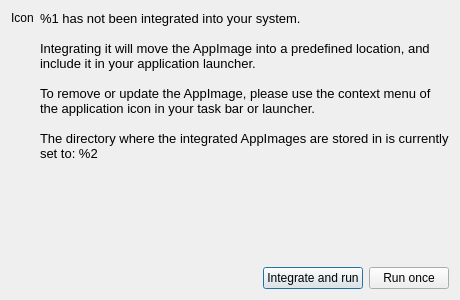
Above: src/ui/integration_dialog.ui from TheAssassin/AppImageLauncher before the change. Below: the same form after it.
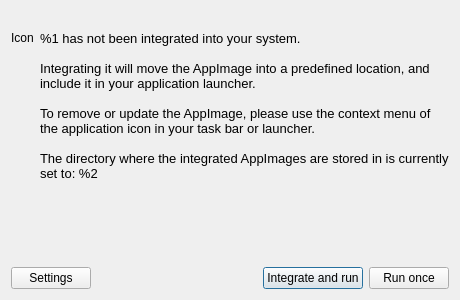
That is the form after the change.

Commit message: add "Settings" option in integration screen

Diff of the .ui file:
```diff
--- a/src/ui/integration_dialog.ui
+++ b/src/ui/integration_dialog.ui
@@ -29,6 +29,23 @@
    <bool>true</bool>
   </property>
   <layout class="QVBoxLayout" name="verticalLayout">
+   <item>
+    <layout class="QHBoxLayout" name="horizontalLayout_3">
+     <item>
+      <spacer name="horizontalSpacer_2">
+       <property name="orientation">
+        <enum>Qt::Horizontal</enum>
+       </property>
+       <property name="sizeHint" stdset="0">
+        <size>
+         <width>40</width>
+         <height>20</height>
+        </size>
+       </property>
+      </spacer>
+     </item>
+    </layout>
+   </item>
    <item>
     <layout class="QHBoxLayout" name="horizontalLayout_2">
      <item>
@@ -89,6 +106,13 @@
    </item>
    <item>
     <layout class="QHBoxLayout" name="horizontalLayout">
+     <item>
+      <widget class="QPushButton" name="pushButtonSettings">
+       <property name="text">
+        <string>Settings</string>
+       </property>
+      </widget>
+     </item>
      <item>
       <spacer name="horizontalSpacer">
        <property name="orientation">
```
